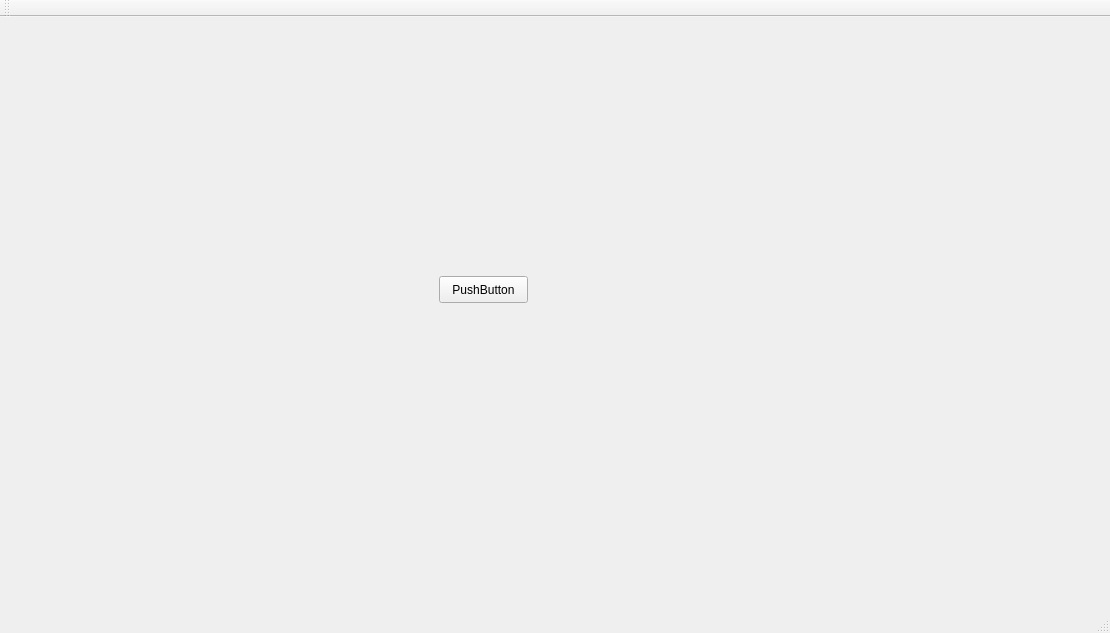
stdcerr/pyqt_test, file mainwindow.ui: the form before one commit.
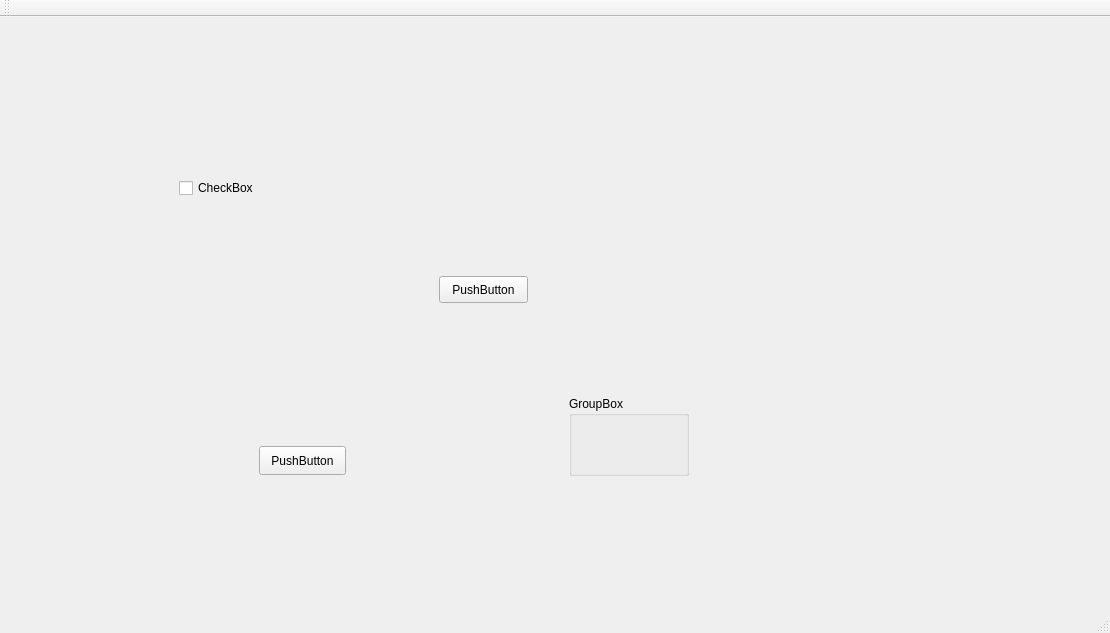
The form after the commit. The open tabs and pages were chosen to show the change.

What changed in the file:
```diff
--- a/mainwindow.ui
+++ b/mainwindow.ui
@@ -40,6 +40,45 @@
        <string>PushButton</string>
       </property>
      </widget>
+     <widget class="QCheckBox" name="checkBox">
+      <property name="geometry">
+       <rect>
+        <x>180</x>
+        <y>140</y>
+        <width>89</width>
+        <height>24</height>
+       </rect>
+      </property>
+      <property name="text">
+       <string>CheckBox</string>
+      </property>
+     </widget>
+     <widget class="QPushButton" name="pushButton_2">
+      <property name="geometry">
+       <rect>
+        <x>260</x>
+        <y>410</y>
+        <width>87</width>
+        <height>29</height>
+       </rect>
+      </property>
+      <property name="text">
+       <string>PushButton</string>
+      </property>
+     </widget>
+     <widget class="QGroupBox" name="groupBox">
+      <property name="geometry">
+       <rect>
+        <x>570</x>
+        <y>360</y>
+        <width>120</width>
+        <height>80</height>
+       </rect>
+      </property>
+      <property name="title">
+       <string>GroupBox</string>
+      </property>
+     </widget>
     </widget>
     <widget class="QWidget" name="page_2">
      <widget class="QListView" name="listView">
```
Left out of the diff: 4 changed lines with no effect on the pictures.
